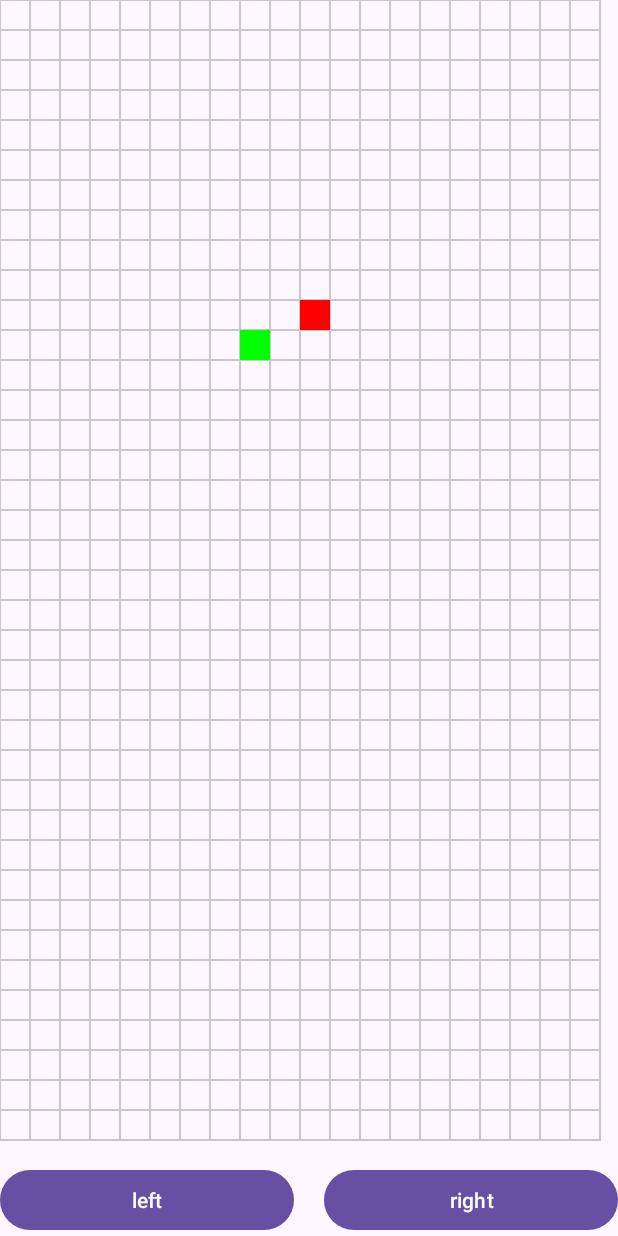
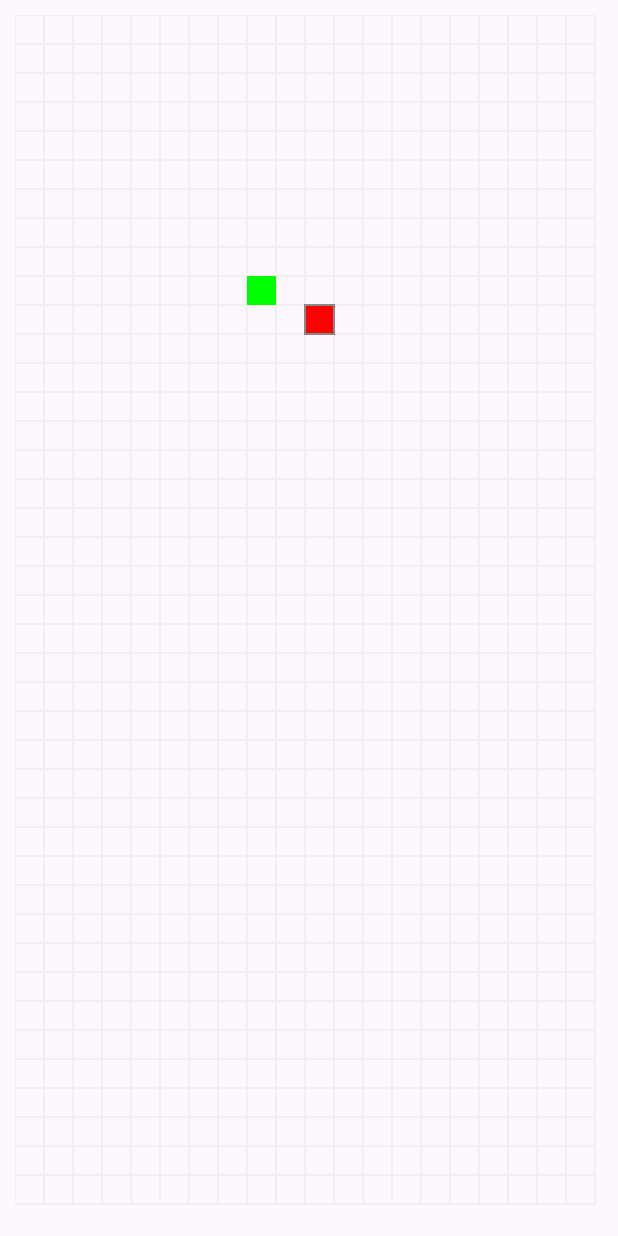
Before and after one commit to oughzal/Android_canvas, an Android app: the layout activity_main.xml on its own in the app's theme, with its tools: preview values and no code run, on a phone screen of 412 x 824 dp. Run offline under Robolectric (Android 15) with nearby library versions, the phone set to English and light mode, and no system bars.

Commit message:
Initial Commit

```diff
--- a/app/src/main/java/ma/ofppt/androidcanvas/Snake.kt
+++ b/app/src/main/java/ma/ofppt/androidcanvas/Snake.kt
@@ -12,6 +12,7 @@ class Snake(context : Context, attrs : AttributeSet) : View(context,attrs) {
     val sn = ArrayList<Point>()
     var nbcol= 20
     var nbrow = 0
+    var gameOver = false
     var squareSize = 0f
     var head = Point(10,10)
     lateinit var bait : Point
@@ -30,7 +31,7 @@ class Snake(context : Context, attrs : AttributeSet) : View(context,attrs) {
     override fun onDraw(canvas: Canvas) {
         super.onDraw(canvas)
         var paint = Paint()
-        paint.color = Color.rgb(200,200,200)
+        paint.color = Color.rgb(240,240,240)
         paint.style = Paint.Style.STROKE
         paint.strokeWidth=2f
         for(i in 0 until  nbrow){
@@ -40,14 +41,31 @@ class Snake(context : Context, attrs : AttributeSet) : View(context,attrs) {
             }
         }
 
-        paint.style = Paint.Style.FILL
-        paint.color = Color.GREEN
-        canvas.drawRect(bait.getRect(squareSize),paint)
+            paint.style = Paint.Style.FILL
+            paint.color = Color.GREEN
+            canvas.drawRect(bait.getRect(squareSize), paint)
 
-        paint.color = Color.RED
-        for(p in sn){
-            canvas.drawRect(p.getRect(squareSize),paint)
+            paint.color = Color.RED
+            for (p in sn) {
+                paint.color = Color.RED
+                paint.style = Paint.Style.FILL
+                canvas.drawRect(p.getRect(squareSize), paint)
+                paint.color = Color.GRAY
+                paint.style = Paint.Style.STROKE
+                canvas.drawRect(p.getRect(squareSize), paint)
+            }
+        if(isOver()) {
+            paint.textSize = 100f
+            paint.color = Color.RED
+            paint.style = Paint.Style.FILL
+            canvas.drawText("GameOver", (width/2).toFloat(), (height/2).toFloat(), paint)
+            sn.clear()
+            gameOver=true
+            bait = Point(Random.nextInt(0,nbcol),Random.nextInt(0,nbrow))
+            head = Point(10,10)
+            sn.add(head)
         }
+
 
 
     }
@@ -90,11 +108,11 @@ class Snake(context : Context, attrs : AttributeSet) : View(context,attrs) {
                 }
                 Direction.bottom ->{
                     head.Y++
-                    if(head.X ==nbrow) head.X =0
+                    if(head.Y >=nbrow) head.Y =0
                 }
                 Direction.right -> {
                     head.X++
-                    if(head.X ==nbcol) head.X =0
+                    if(head.X >=nbcol) head.X =0
                 }
                 Direction.top -> {
                     head.Y--
@@ -131,5 +149,10 @@ class Snake(context : Context, attrs : AttributeSet) : View(context,attrs) {
 
     }
 
-
+fun isOver():Boolean{
+    for (p in sn){
+        if(p!=head && p.X ==head.X && p.Y==head.Y) return true
+    }
+    return false
 }
+}
--- a/app/src/main/res/layout/activity_main.xml
+++ b/app/src/main/res/layout/activity_main.xml
@@ -4,6 +4,7 @@
     xmlns:tools="http://schemas.android.com/tools"
     android:layout_width="match_parent"
     android:layout_height="match_parent"
+    android:padding="10dp"
     android:orientation="vertical"
     tools:context=".MainActivity">
 
@@ -13,24 +14,5 @@
         android:layout_height="match_parent"
         android:layout_weight="1" />
 
-    <LinearLayout
-        android:layout_width="match_parent"
-        android:layout_height="wrap_content">
 
-        <Button
-            android:id="@+id/btnLeft"
-            android:layout_width="wrap_content"
-            android:layout_height="wrap_content"
-            android:layout_weight="1"
-            android:layout_marginRight="10dp"
-            android:text="left" />
-
-        <Button
-            android:id="@+id/btnRight"
-            android:layout_width="wrap_content"
-            android:layout_height="wrap_content"
-            android:layout_weight="1"
-            android:layout_marginLeft="10dp"
-            android:text="right" />
-    </LinearLayout>
 </LinearLayout>
```
Also changed, not shown: app/src/main/java/ma/ofppt/androidcanvas/MainActivity.kt (+66 -16 lines).
